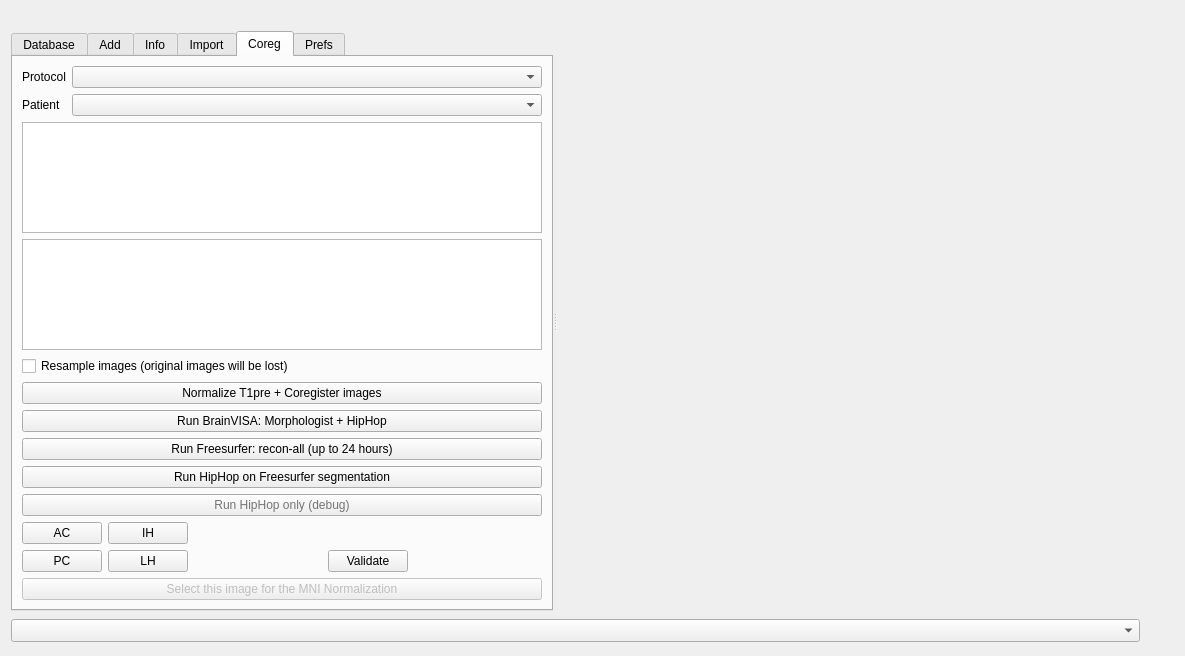
First picture: the form in ImageImport.ui, repository IntrAnatSEEGSoftware/IntrAnat, before the edit.
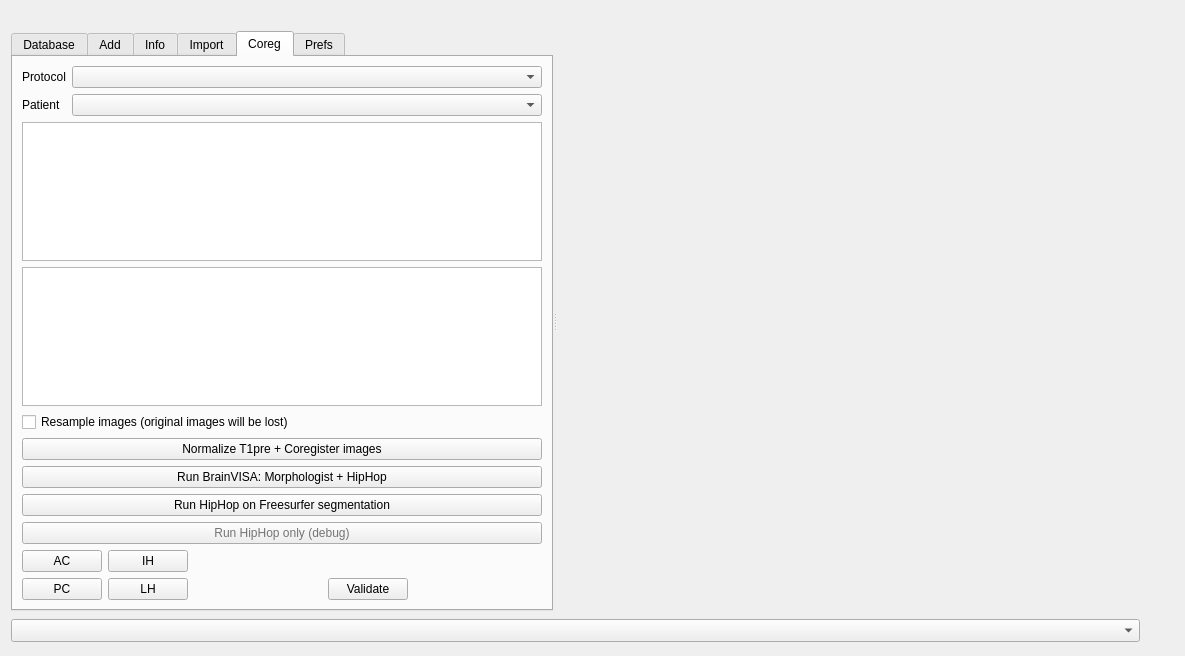
Second picture: the form after the edit.

```diff
--- a/ImageImport.ui
+++ b/ImageImport.ui
@@ -910,13 +910,6 @@
           </property>
          </widget>
         </item>
-        <item>
-         <widget class="QPushButton" name="FreeSurferReconAllpushButton">
-          <property name="text">
-           <string>Run Freesurfer: recon-all (up to 24 hours)</string>
-          </property>
-         </widget>
-        </item>
         <item>
          <widget class="QPushButton" name="runMarsAtlasFreesurferButton">
           <property name="text">
@@ -1097,16 +1090,6 @@
           </item>
          </layout>
         </item>
-        <item>
-         <widget class="QPushButton" name="selectNormalizationImage">
-          <property name="enabled">
-           <bool>false</bool>
-          </property>
-          <property name="text">
-           <string>Select this image for the MNI Normalization</string>
-          </property>
-         </widget>
-        </item>
        </layout>
       </widget>
       <widget class="QWidget" name="tab_6">
```
